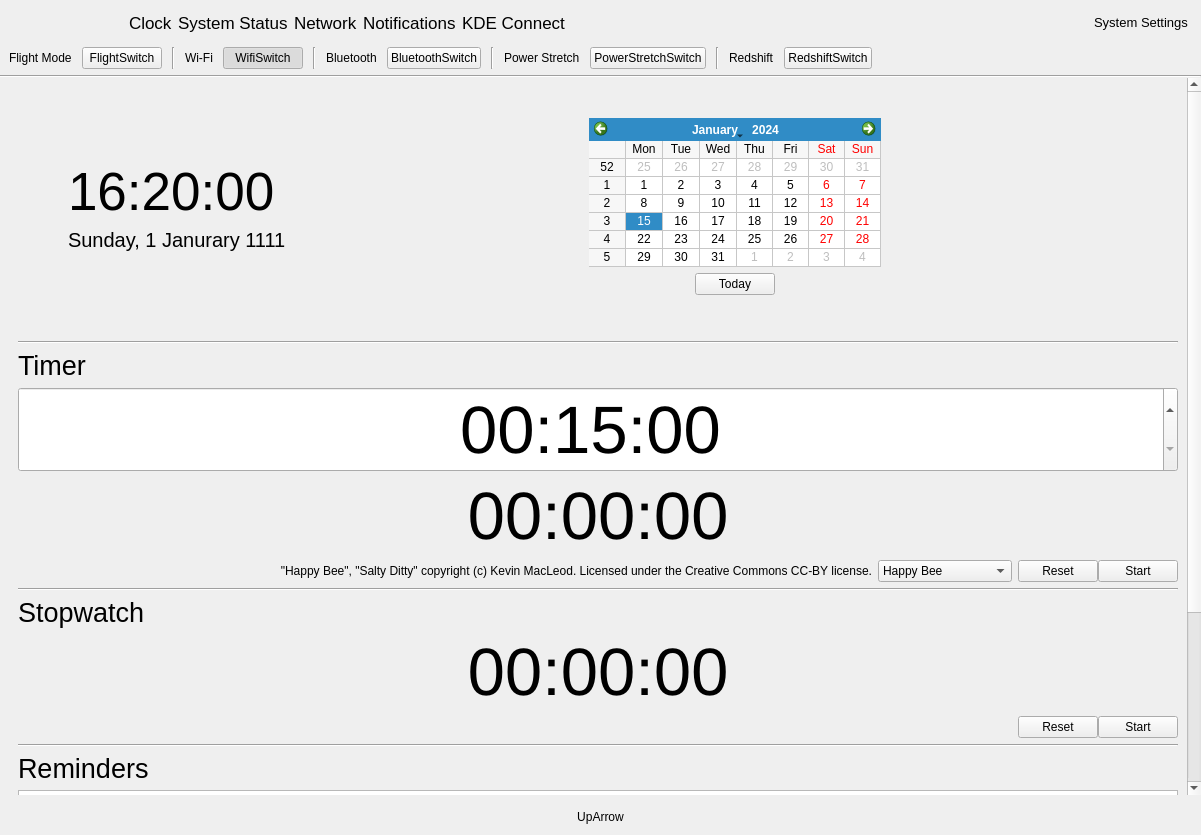
vicr123/theshell, file shell/infopanedropdown.ui: the form before one commit.
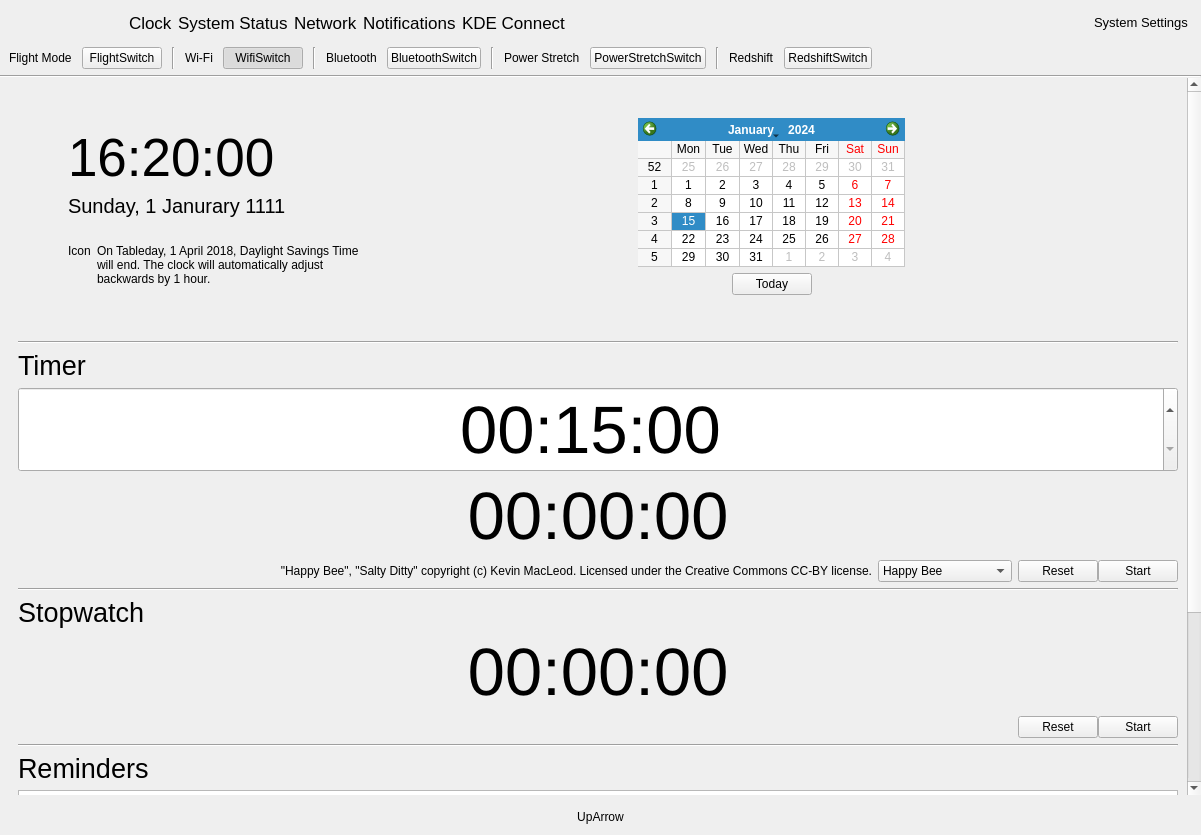
The form after the commit. The open tabs and pages were chosen to show the change. Icons and pictures are not drawn. Custom widgets are drawn as their Qt base class.

Diff of the .ui file:
```diff
--- a/shell/infopanedropdown.ui
+++ b/shell/infopanedropdown.ui
@@ -458,6 +458,54 @@
                  </property>
                 </widget>
                </item>
+               <item>
+                <widget class="QFrame" name="dstPanel">
+                 <property name="frameShape">
+                  <enum>QFrame::NoFrame</enum>
+                 </property>
+                 <property name="frameShadow">
+                  <enum>QFrame::Raised</enum>
+                 </property>
+                 <layout class="QVBoxLayout" name="verticalLayout_39">
+                  <property name="leftMargin">
+                   <number>0</number>
+                  </property>
+                  <property name="topMargin">
+                   <number>20</number>
+                  </property>
+                  <property name="rightMargin">
+                   <number>0</number>
+                  </property>
+                  <property name="bottomMargin">
+                   <number>0</number>
+                  </property>
+                  <item>
+                   <layout class="QHBoxLayout" name="horizontalLayout_6">
+                    <item>
+                     <widget class="QLabel" name="dstIcon">
+                      <property name="text">
+                       <string notr="true">Icon</string>
+                      </property>
+                      <property name="alignment">
+                       <set>Qt::AlignLeading|Qt::AlignLeft|Qt::AlignTop</set>
+                      </property>
+                     </widget>
+                    </item>
+                    <item>
+                     <widget class="QLabel" name="dstLabel">
+                      <property name="text">
+                       <string>On Tableday, 1 April 2018, Daylight Savings Time will end. The clock will automatically adjust backwards by 1 hour.</string>
+                      </property>
+                      <property name="wordWrap">
+                       <bool>true</bool>
+                      </property>
+                     </widget>
+                    </item>
+                   </layout>
+                  </item>
+                 </layout>
+                </widget>
+               </item>
                <item>
                 <spacer name="verticalSpacer">
                  <property name="orientation">
```
Left out of the diff: 12 changed lines with no effect on the pictures.
